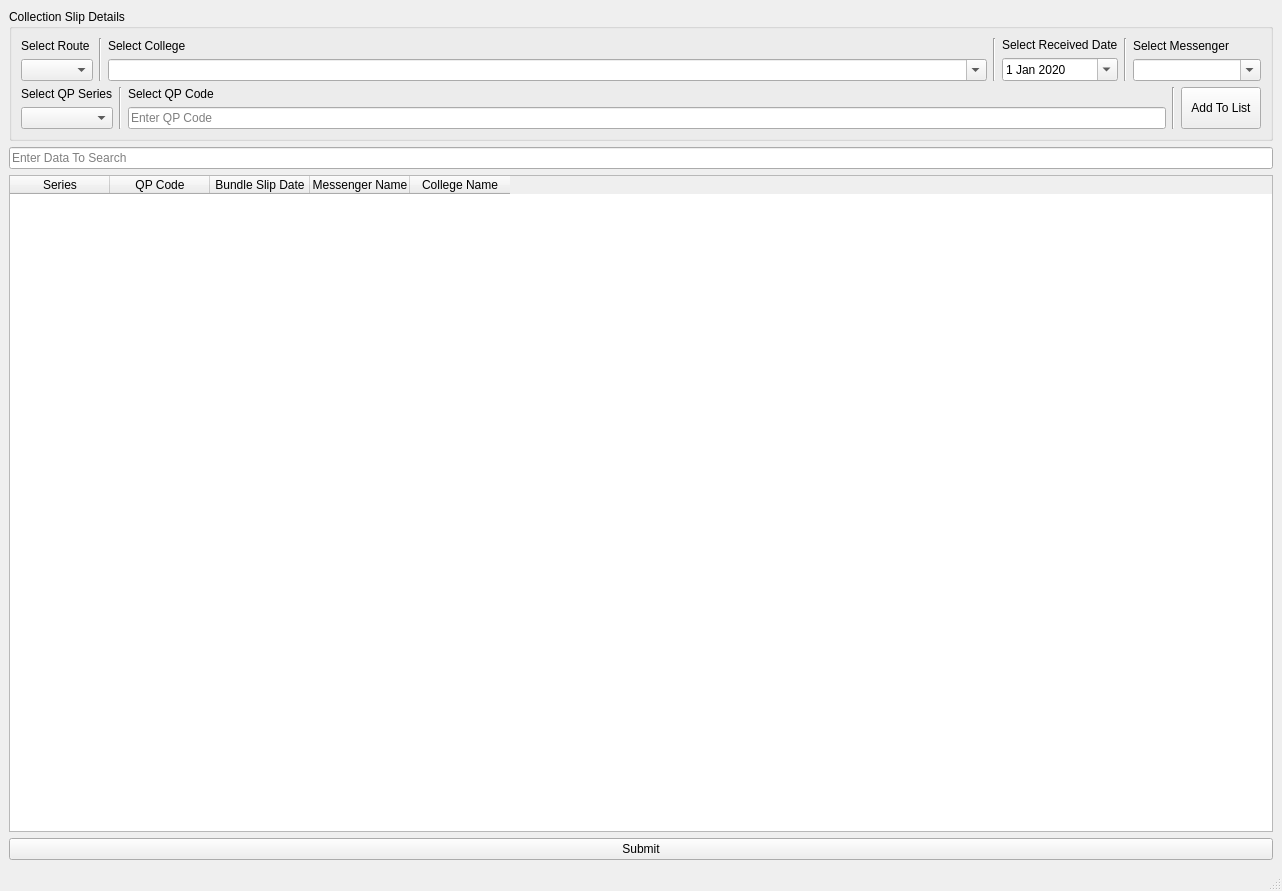
abhi245y/cdunitApp, file test.ui: the form before one commit.
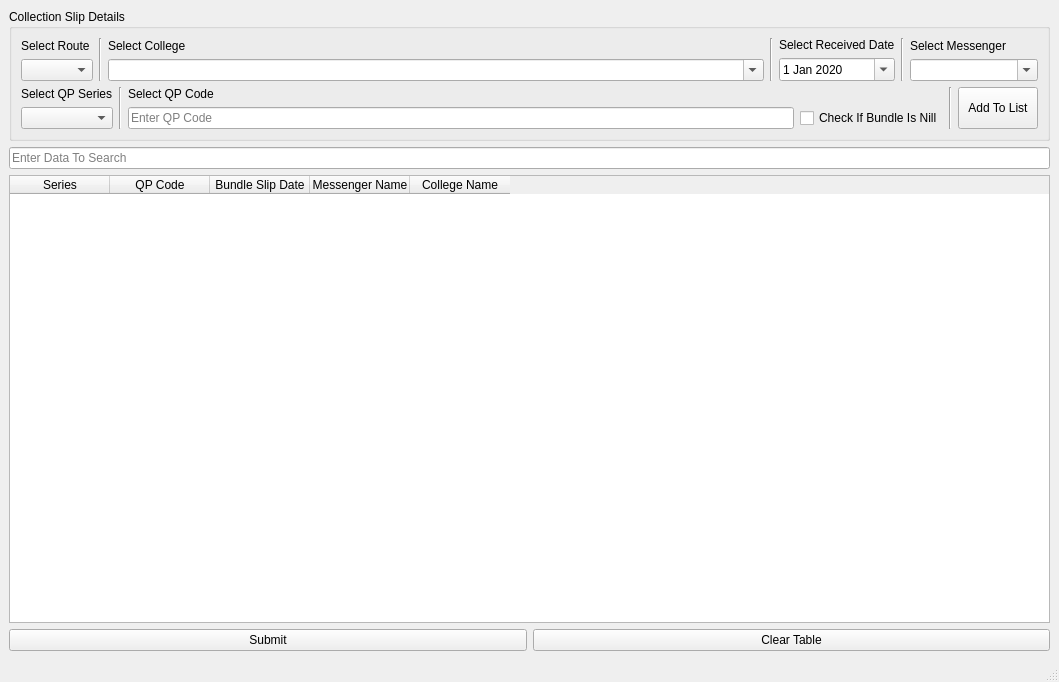
The form after the commit.

Commit message: Added Ability to delete bundles from display table and some other changes.

The edit to the form file:
```diff
--- a/test.ui
+++ b/test.ui
@@ -6,8 +6,8 @@
    <rect>
     <x>0</x>
     <y>0</y>
-    <width>1282</width>
-    <height>891</height>
+    <width>1059</width>
+    <height>682</height>
    </rect>
   </property>
   <property name="windowTitle">
@@ -221,6 +221,26 @@
            </item>
           </layout>
          </item>
+         <item>
+          <layout class="QVBoxLayout" name="verticalLayout">
+           <property name="spacing">
+            <number>6</number>
+           </property>
+           <property name="leftMargin">
+            <number>0</number>
+           </property>
+           <property name="topMargin">
+            <number>20</number>
+           </property>
+           <item>
+            <widget class="QCheckBox" name="ticBoxNillStatment">
+             <property name="text">
+              <string>Check If Bundle Is Nill</string>
+             </property>
+            </widget>
+           </item>
+          </layout>
+         </item>
          <item>
           <widget class="Line" name="line_5">
            <property name="orientation">
@@ -317,11 +337,28 @@
      </widget>
     </item>
     <item>
-     <widget class="QPushButton" name="btnSubmit">
-      <property name="text">
-       <string>Submit</string>
+     <layout class="QHBoxLayout" name="bottomBtnsLayout">
+      <property name="leftMargin">
+       <number>0</number>
       </property>
-     </widget>
+      <property name="topMargin">
+       <number>0</number>
+      </property>
+      <item>
+       <widget class="QPushButton" name="btnSubmit">
+        <property name="text">
+         <string>Submit</string>
+        </property>
+       </widget>
+      </item>
+      <item>
+       <widget class="QPushButton" name="btnClearTable">
+        <property name="text">
+         <string>Clear Table</string>
+        </property>
+       </widget>
+      </item>
+     </layout>
     </item>
    </layout>
   </widget>
```
Left out of the diff: 2 changed lines with no effect on the pictures. The commit also changes 5 other files.
